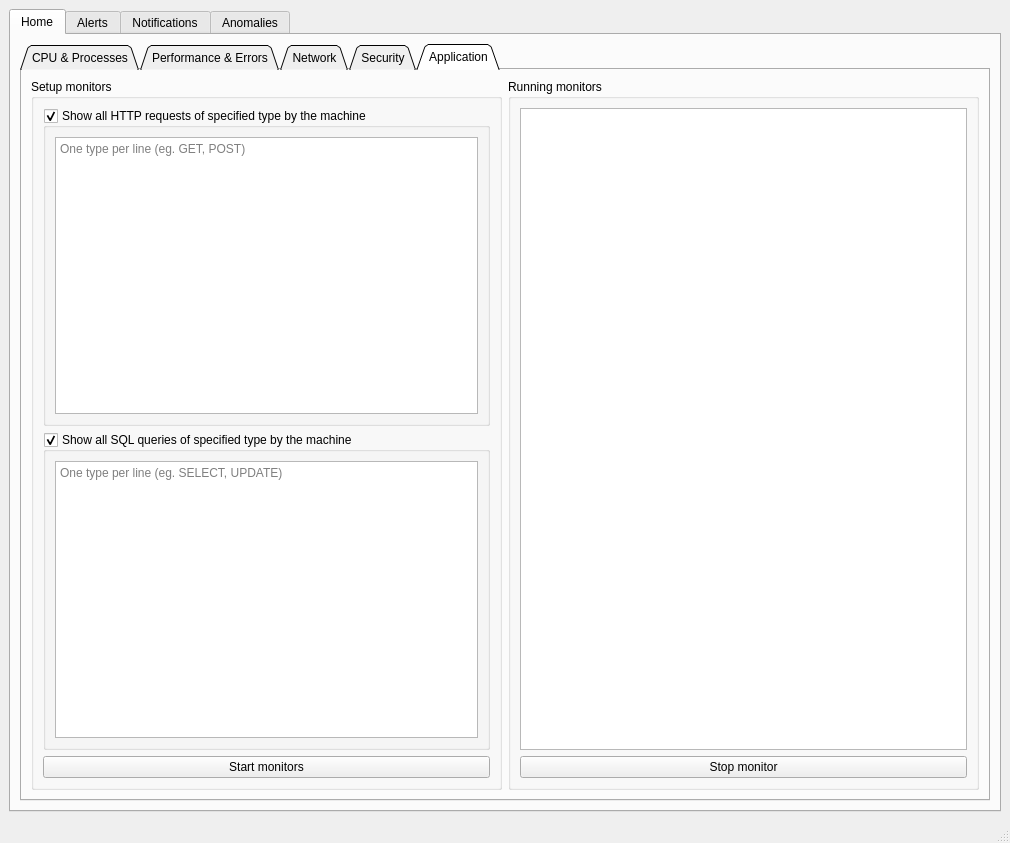
This is sad_ui.ui in kosnet2/smad as Qt 5 draws it before an edit. The edited form follows.
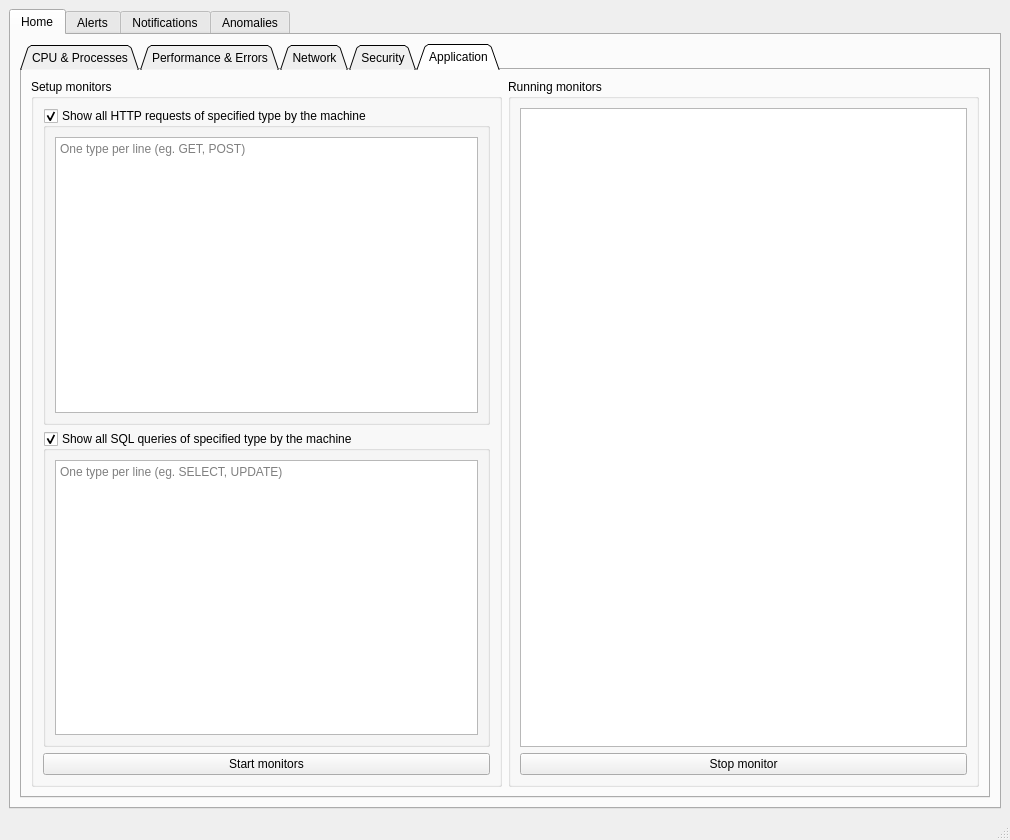
This is the edited form. The open tabs and pages were chosen to show the change.

Commit message: added error checking on all monitor input fields, form reset, new message boxes based on monitor init status, mapped all ui monitors to all data monitors

What changed in the file:
```diff
--- a/sad_ui.ui
+++ b/sad_ui.ui
@@ -10,7 +10,7 @@
     <x>0</x>
     <y>0</y>
     <width>1010</width>
-    <height>843</height>
+    <height>840</height>
    </rect>
   </property>
   <property name="windowTitle">
```
Left out of the diff: 2 changed lines with no effect on the pictures. The commit also changes 6 other files.
